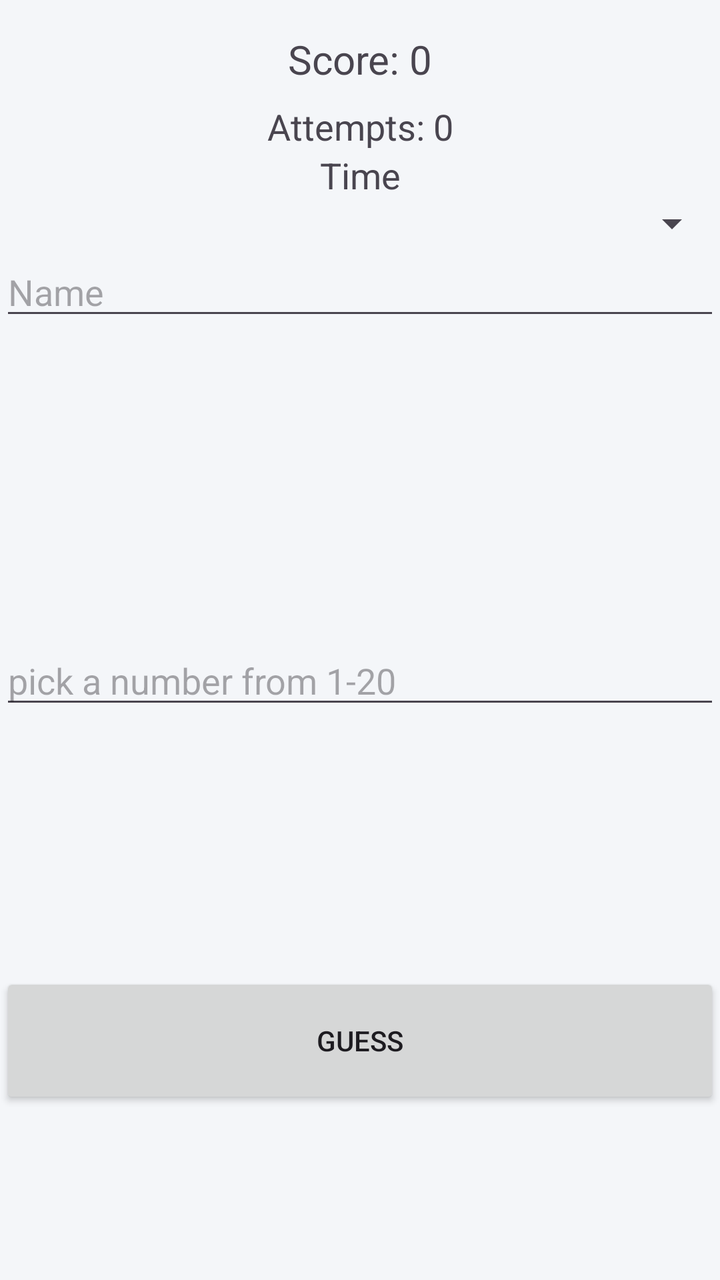
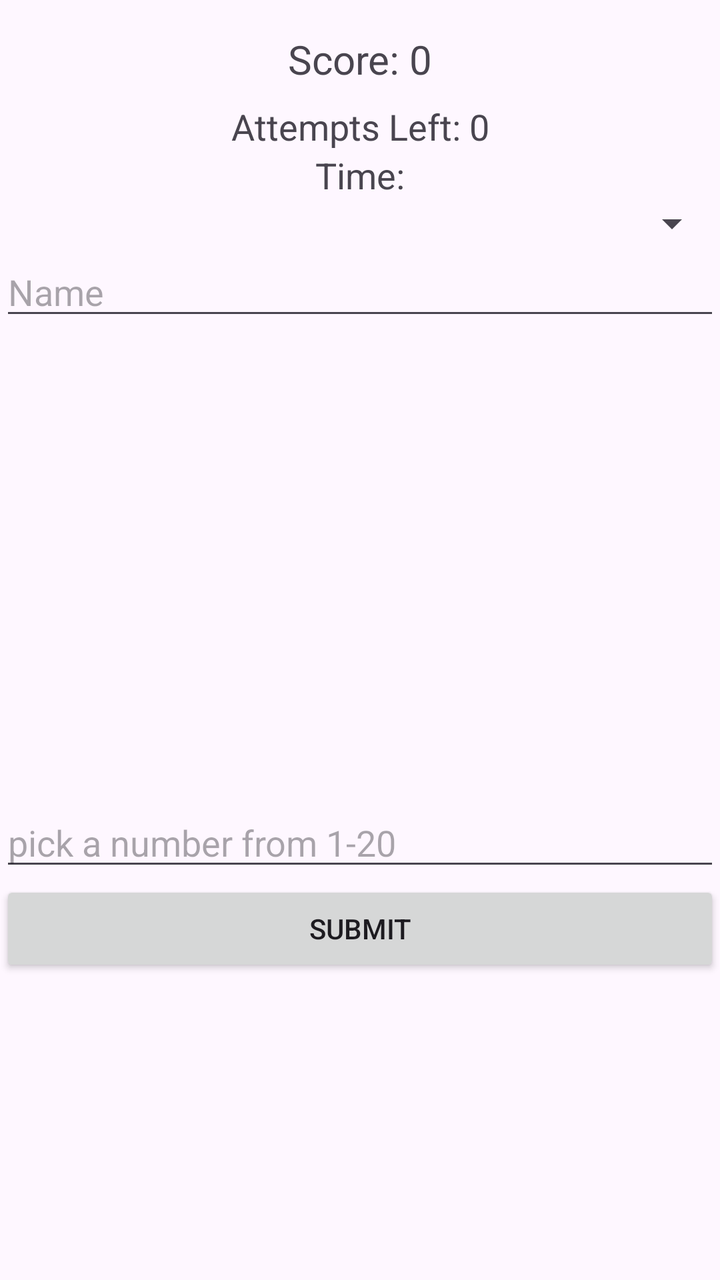

Two renders of the same Android screen: before a commit and after it. Below are the layout's source before the change and the commit's diff.
<!-- AndroidManifest.xml: application theme Theme.GoodGuessingGame -->
<!-- res/layout/activity_main.xml -->
<?xml version="1.0" encoding="utf-8"?>
<LinearLayout xmlns:android="http://schemas.android.com/apk/res/android"
    xmlns:app="http://schemas.android.com/apk/res-auto"
    android:layout_width="match_parent"
    android:layout_height="match_parent"
    android:background="#F4F6F9"
    android:fillViewport="true"
    android:orientation="vertical">

        
        <TextView
            android:id="@+id/score"
            android:layout_width="match_parent"
            android:layout_height="wrap_content"
            android:layout_marginTop="16dp"
            android:gravity="center"
            android:text="Score: 0"
            android:textSize="20sp" />

        <TextView
            android:id="@+id/attempts"
            android:layout_width="match_parent"
            android:layout_height="wrap_content"
            android:layout_marginTop="8dp"
            android:gravity="center"
            android:text="Attempts: 0"
            android:textSize="18sp" />

    <TextView
        android:id="@+id/timer"
        android:layout_width="411dp"
        android:layout_height="wrap_content"
        android:layout_gravity="center"
        android:gravity="center"
        android:text="Time"
        android:textSize="18sp" />


        <Spinner
            android:id="@+id/spinner"
            android:layout_width="match_parent"
            android:layout_height="wrap_content" />

    <EditText
            android:id="@+id/name"
            android:layout_width="match_parent"
            android:layout_height="wrap_content"
            android:ems="10"
            android:inputType="text"
            android:hint="Name" />

    <TextView
        android:id="@+id/textView"
        android:layout_width="match_parent"
        android:layout_height="153dp"
        android:text="" />

    <EditText
            android:id="@+id/pick"
            android:layout_width="match_parent"
            android:layout_height="wrap_content"
            android:ems="10"
            android:inputType="text"
            android:hint="pick a number from 1-20" />

    <TextView
        android:id="@+id/textView2"
        android:layout_width="match_parent"
        android:layout_height="127dp"
        android:text="" />

    <Button
        android:id="@+id/submit"
        android:layout_width="match_parent"
        android:layout_height="68dp"
        android:text="guess" />
    </LinearLayout>
<!-- resources referenced by this layout -->
<resources>
  <style name="Theme.GoodGuessingGame" parent="Base.Theme.GoodGuessingGame" />
  <style name="Base.Theme.GoodGuessingGame" parent="Theme.Material3.DayNight.NoActionBar">
          
          
      </style>
</resources>

<!-- the commit's change to res/layout/activity_main.xml (unified diff, before → after) -->
@@ -1,30 +1,30 @@
 <?xml version="1.0" encoding="utf-8"?>
 <LinearLayout xmlns:android="http://schemas.android.com/apk/res/android"
     xmlns:app="http://schemas.android.com/apk/res-auto"
+    xmlns:tools="http://schemas.android.com/tools"
+    android:id="@+id/main"
     android:layout_width="match_parent"
     android:layout_height="match_parent"
-    android:background="#F4F6F9"
-    android:fillViewport="true"
+    tools:context=".MainActivity"
     android:orientation="vertical">
 
-        
-        <TextView
-            android:id="@+id/score"
-            android:layout_width="match_parent"
-            android:layout_height="wrap_content"
-            android:layout_marginTop="16dp"
-            android:gravity="center"
-            android:text="Score: 0"
-            android:textSize="20sp" />
+    <TextView
+        android:id="@+id/score"
+        android:layout_width="match_parent"
+        android:layout_height="wrap_content"
+        android:layout_marginTop="16dp"
+        android:gravity="center"
+        android:text="Score: 0"
+        android:textSize="20sp" />
 
-        <TextView
-            android:id="@+id/attempts"
-            android:layout_width="match_parent"
-            android:layout_height="wrap_content"
-            android:layout_marginTop="8dp"
-            android:gravity="center"
-            android:text="Attempts: 0"
-            android:textSize="18sp" />
+    <TextView
+        android:id="@+id/attempts"
+        android:layout_width="match_parent"
+        android:layout_height="wrap_content"
+        android:layout_marginTop="8dp"
+        android:gravity="center"
+        android:text="Attempts Left: 0"
+        android:textSize="18sp" />
 
     <TextView
         android:id="@+id/timer"
@@ -32,46 +32,41 @@
         android:layout_height="wrap_content"
         android:layout_gravity="center"
         android:gravity="center"
-        android:text="Time"
+        android:text="Time:"
         android:textSize="18sp" />
 
 
-        <Spinner
-            android:id="@+id/spinner"
-            android:layout_width="match_parent"
-            android:layout_height="wrap_content" />
+    <Spinner
+        android:id="@+id/spinner"
+        android:layout_width="match_parent"
+        android:layout_height="wrap_content" />
 
     <EditText
-            android:id="@+id/name"
-            android:layout_width="match_parent"
-            android:layout_height="wrap_content"
-            android:ems="10"
-            android:inputType="text"
-            android:hint="Name" />
+        android:id="@+id/name"
+        android:layout_width="match_parent"
+        android:layout_height="wrap_content"
+        android:ems="10"
+        android:inputType="text"
+        android:hint="Name" />
 
     <TextView
         android:id="@+id/textView"
         android:layout_width="match_parent"
-        android:layout_height="153dp"
+        android:layout_height="234dp"
         android:text="" />
 
     <EditText
-            android:id="@+id/pick"
-            android:layout_width="match_parent"
-            android:layout_height="wrap_content"
-            android:ems="10"
-            android:inputType="text"
-            android:hint="pick a number from 1-20" />
-
-    <TextView
-        android:id="@+id/textView2"
+        android:id="@+id/pick"
         android:layout_width="match_parent"
-        android:layout_height="127dp"
-        android:text="" />
+        android:layout_height="wrap_content"
+        android:ems="10"
+        android:inputType="text"
+        android:hint="pick a number from 1-20" />
 
     <Button
         android:id="@+id/submit"
         android:layout_width="match_parent"
-        android:layout_height="68dp"
-        android:text="guess" />
-    </LinearLayout>
+        android:layout_height="wrap_content"
+        android:text="Submit" />
+
+</LinearLayout>
